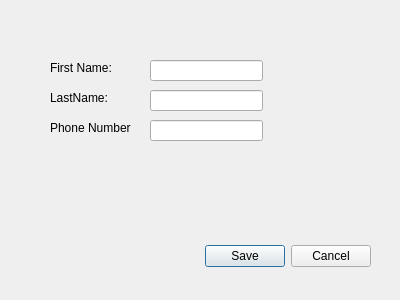
The window that GroupFour_DoctorsOffice/adddoctordialog.ui (KittimasakBunrat/GroupFour_DoctorsOffice) describes before a commit, drawn with Qt 5.
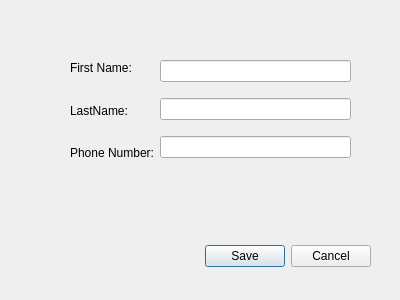
The same window after the commit.

```diff
--- a/GroupFour_DoctorsOffice/adddoctordialog.ui
+++ b/GroupFour_DoctorsOffice/adddoctordialog.ui
@@ -29,74 +29,55 @@
     <set>QDialogButtonBox::Cancel|QDialogButtonBox::Save</set>
    </property>
   </widget>
+  <widget class="QWidget" name="">
+   <property name="geometry">
+    <rect>
+     <x>70</x>
+     <y>50</y>
+     <width>281</width>
+     <height>121</height>
+    </rect>
+   </property>
+   <layout class="QHBoxLayout" name="horizontalLayout">
+    <item>
+     <layout class="QVBoxLayout" name="verticalLayout">
+      <item>
   <widget class="QLabel" name="first_name_label">
-   <property name="geometry">
-    <rect>
-     <x>50</x>
-     <y>60</y>
-     <width>71</width>
-     <height>16</height>
-    </rect>
-   </property>
    <property name="text">
     <string>First Name:</string>
    </property>
   </widget>
+      </item>
+      <item>
   <widget class="QLabel" name="last_name_label">
-   <property name="geometry">
-    <rect>
-     <x>50</x>
-     <y>90</y>
-     <width>71</width>
-     <height>16</height>
-    </rect>
-   </property>
    <property name="text">
     <string>LastName:</string>
    </property>
   </widget>
+      </item>
+      <item>
   <widget class="QLabel" name="phone_number_label">
-   <property name="geometry">
-    <rect>
-     <x>50</x>
-     <y>120</y>
-     <width>81</width>
-     <height>16</height>
-    </rect>
-   </property>
    <property name="text">
     <string>Phone Number:</string>
    </property>
   </widget>
-  <widget class="QLineEdit" name="phone_number_edit">
-   <property name="geometry">
-    <rect>
-     <x>150</x>
-     <y>120</y>
-     <width>113</width>
-     <height>21</height>
-    </rect>
-   </property>
-  </widget>
-  <widget class="QLineEdit" name="last_name_edit">
-   <property name="geometry">
-    <rect>
-     <x>150</x>
-     <y>90</y>
-     <width>113</width>
-     <height>21</height>
-    </rect>
-   </property>
-  </widget>
-  <widget class="QLineEdit" name="first_name_edit">
-   <property name="geometry">
-    <rect>
-     <x>150</x>
-     <y>60</y>
-     <width>113</width>
-     <height>21</height>
-    </rect>
-   </property>
+      </item>
+     </layout>
+    </item>
+    <item>
+     <layout class="QVBoxLayout" name="verticalLayout_2">
+      <item>
+       <widget class="QLineEdit" name="last_name_edit"/>
+      </item>
+      <item>
+       <widget class="QLineEdit" name="first_name_edit"/>
+      </item>
+      <item>
+       <widget class="QLineEdit" name="phone_number_edit"/>
+      </item>
+     </layout>
+    </item>
+   </layout>
   </widget>
  </widget>
  <tabstops>
```
Lines whose indentation alone changed are shown as unchanged.
